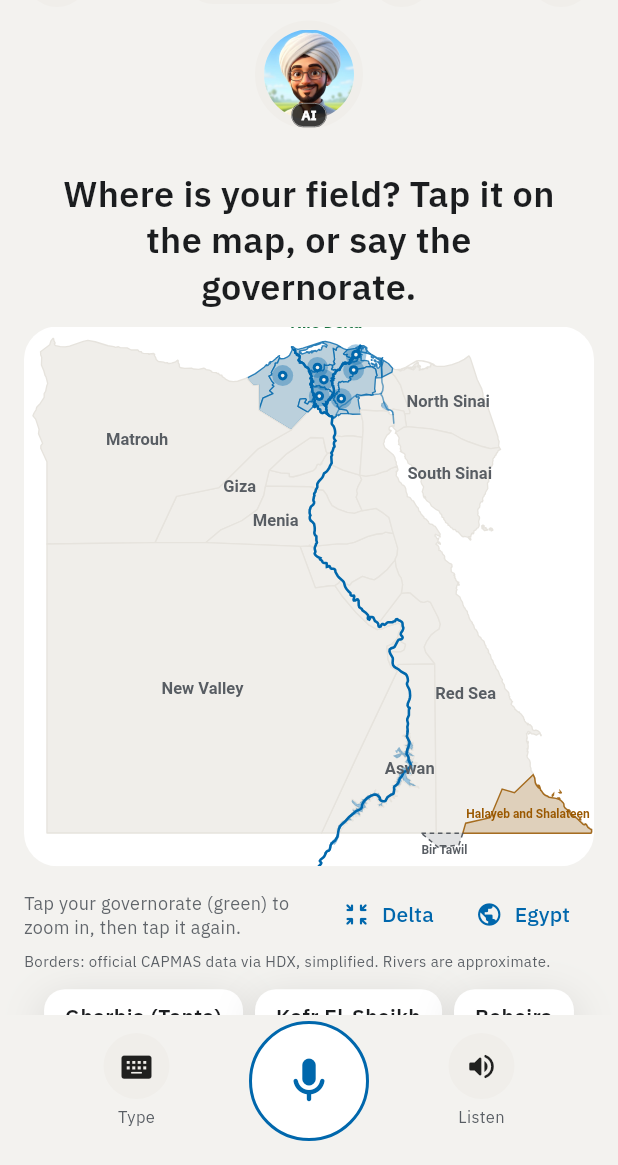
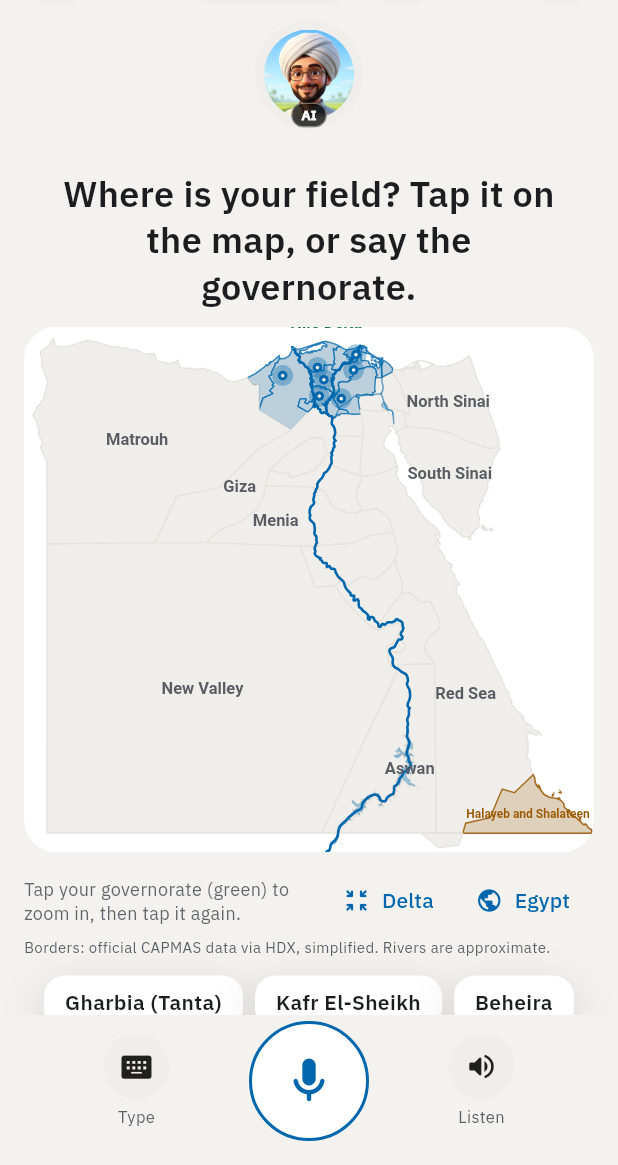
Before and after one commit to TarekELz/fieldshift, a Flutter app: the FlowScreen screen opened directly with empty values, after a tap on "EN", after a tap on the "light mode" icon, on a phone screen of 412 x 824 dp, the part 71-1236 px from its top. Run offline on Flutter 3.47's test engine with Material 3 defaults, Android fonts, the phone set to English and light mode, and no system bars; our stand-ins replace flutter_tts, speech_to_text.

Commit message:
feat(app): Bir Tawil drawn like the rest of the map, no label or special style (D12)

```diff
--- a/app/lib/engine.dart
+++ b/app/lib/engine.dart
@@ -236,7 +236,7 @@ String? siteInSameCell(EngineData d, double lat, double lon) {
 }
 
 Map<String, dynamic>? areaAt(EngineData d, double lat, double lon) {
-  for (final a in d.areas) {
+  for (final a in d.areas.where((a) => a['kind'] != 'plain')) {
     for (final ring in a['rings'] as List) {
       if (_inRing(ring as List, lon, lat)) return a as Map<String, dynamic>;
     }
--- a/app/lib/map_picker.dart
+++ b/app/lib/map_picker.dart
@@ -10,7 +10,7 @@ import 'engine.dart';
 import 'i18n.dart';
 import 'ui_kit.dart';
 
-const _lonMin = 24.5, _lonMax = 36.95, _latMin = 21.35, _latMax = 31.9;
+const _lonMin = 24.5, _lonMax = 36.95, _latMin = 21.62, _latMax = 31.9;
 final _cosLat = math.cos(26.5 * math.pi / 180);
 
 class MapPicker extends StatefulWidget {
@@ -140,18 +140,6 @@ class _EgyptPainter extends CustomPainter {
     tp.paint(c, at - Offset(tp.width / 2, tp.height / 2));
   }
 
-  /// A dashed outline of a path.
-  void _dashedPath(Canvas c, Path path, Paint paint) {
-    final dash = 3.0 / zoom, gap = 2.5 / zoom;
-    for (final m in path.computeMetrics()) {
-      var dist = 0.0;
-      while (dist < m.length) {
-        c.drawPath(m.extractPath(dist, math.min(dist + dash, m.length)), paint);
-        dist += dash + gap;
-      }
-    }
-  }
-
   @override
   void paint(Canvas c, Size size) {
     final govs = d.governorates;
@@ -182,9 +170,10 @@ class _EgyptPainter extends CustomPainter {
       for (final r in a['rings'] as List) {
         path.addPath(_ring(r as List), Offset.zero);
       }
-      if (a['kind'] == 'unclaimed') {
-        c.drawPath(path, Paint()..color = Fs.dim.withValues(alpha: 0.18));
-        _dashedPath(c, path, Paint()..style = PaintingStyle.stroke..strokeWidth = 1.0 / zoom..color = Fs.dim);
+      if (a['kind'] == 'plain') {
+        // drawn exactly like the governorates around it
+        c.drawPath(path, Paint()..color = Fs.card2);
+        c.drawPath(path, Paint()..style = PaintingStyle.stroke..strokeWidth = 0.9 / zoom..color = Fs.line..strokeJoin = StrokeJoin.round);
       } else {
         c.drawPath(path, Paint()..color = Fs.warning.withValues(alpha: 0.20));
         c.drawPath(path, Paint()..style = PaintingStyle.stroke..strokeWidth = 1.0 / zoom..color = Fs.warning.withValues(alpha: 0.85));
@@ -213,9 +202,9 @@ class _EgyptPainter extends CustomPainter {
       _label(c, (isAr ? g['ar'] : g['id']) as String, p(lbl[0] as num, lbl[1] as num), size: 11, color: delta ? Fs.text : Fs.dim);
     }
     for (final a in d.areas) {
+      if (a['kind'] == 'plain') continue; // no label
       final lbl = a['label'] as List;
-      final unclaimed = a['kind'] == 'unclaimed';
-      _label(c, (isAr ? a['ar'] : a['id']) as String, p(lbl[0] as num, (lbl[1] as num) + (unclaimed ? -0.22 : 0)), size: 8, color: unclaimed ? Fs.dim : Fs.warning);
+      _label(c, (isAr ? a['ar'] : a['id']) as String, p(lbl[0] as num, lbl[1] as num), size: 8, color: Fs.warning);
     }
     if (zoom < 2.0) {
       final b = d.deltaBox;
--- a/data/catalog.yaml
+++ b/data/catalog.yaml
@@ -173,7 +173,7 @@ egypt_map:
   source: "Governorates: HDX COD-AB Egypt (CAPMAS via OCHA, CC BY-IGO, modified 2026-01-26). Rivers and lakes: Natural Earth (public domain). Built by scripts/build_egypt_map.py"
   access: open, no account (HDX GeoJSON zip about 17 MB, kept in data/raw/hdx_egy, gitignored)
   resolution: "governorate polygons simplified to about 0.6 km; rivers generalized by Natural Earth, NOT a survey"
-  status: "in the app at app/assets/data/egypt_map.json (79 KB), switched from Natural Earth governorates to HDX on 2026-11-15 at Tarek's request. The Halayeb Triangle (Natural Earth 'Halayib Triangle', public domain, 163 points, ne_10m_admin_0_disputed_areas.geojson, 0.7 MB, kept in data/raw/natural_earth) is drawn and named 'حلايب وشلاتين' as its own area inside Egypt's outline; our outline already contains 100% of it (checked by sampling); Halayeb, Shalateen and Halaib all resolve to it. An earlier version wrongly highlighted the two HDX admin-2 divisions instead. Bir Tawil (south of 22N, Natural Earth, lon 33.18-34.08, 5 points) is NOT in Egypt's outline; it is drawn as a separate dashed neutral area labelled بئر طويل (decision D12). Checked 2026-11-15: every NASA data point lies inside its labelled governorate (test); the Rosetta and Damietta branch lines from Natural Earth lie within 0.4 km (median 0.1 km) of the HDX borders wherever they are not inside a polygon, i.e. the two independent sources agree. Not checked: canal network (OSM canals not added), Arabic spelling of names (HDX writes Alexandria without the hamza)"
+  status: "in the app at app/assets/data/egypt_map.json (79 KB), switched from Natural Earth governorates to HDX on 2026-11-15 at Tarek's request. The Halayeb Triangle (Natural Earth 'Halayib Triangle', public domain, 163 points, ne_10m_admin_0_disputed_areas.geojson, 0.7 MB, kept in data/raw/natural_earth) is drawn and named 'حلايب وشلاتين' as its own area inside Egypt's outline; our outline already contains 100% of it (checked by sampling); Halayeb, Shalateen and Halaib all resolve to it. An earlier version wrongly highlighted the two HDX admin-2 divisions instead. Bir Tawil (south of 22N, Natural Earth, lon 33.18-34.08, 5 points) is outside Egypt's official 22N outline; it is drawn like the other territory, same fill and outline, no label (Tarek's decision D12). Checked 2026-11-15: every NASA data point lies inside its labelled governorate (test); the Rosetta and Damietta branch lines from Natural Earth lie within 0.4 km (median 0.1 km) of the HDX borders wherever they are not inside a polygon, i.e. the two independent sources agree. Not checked: canal network (OSM canals not added), Arabic spelling of names (HDX writes Alexandria without the hamza)"
   used_by: [app]
 
 map_sources_candidates:
```
Also changed, not shown: app/assets/data/egypt_map.json, 4 other files.
